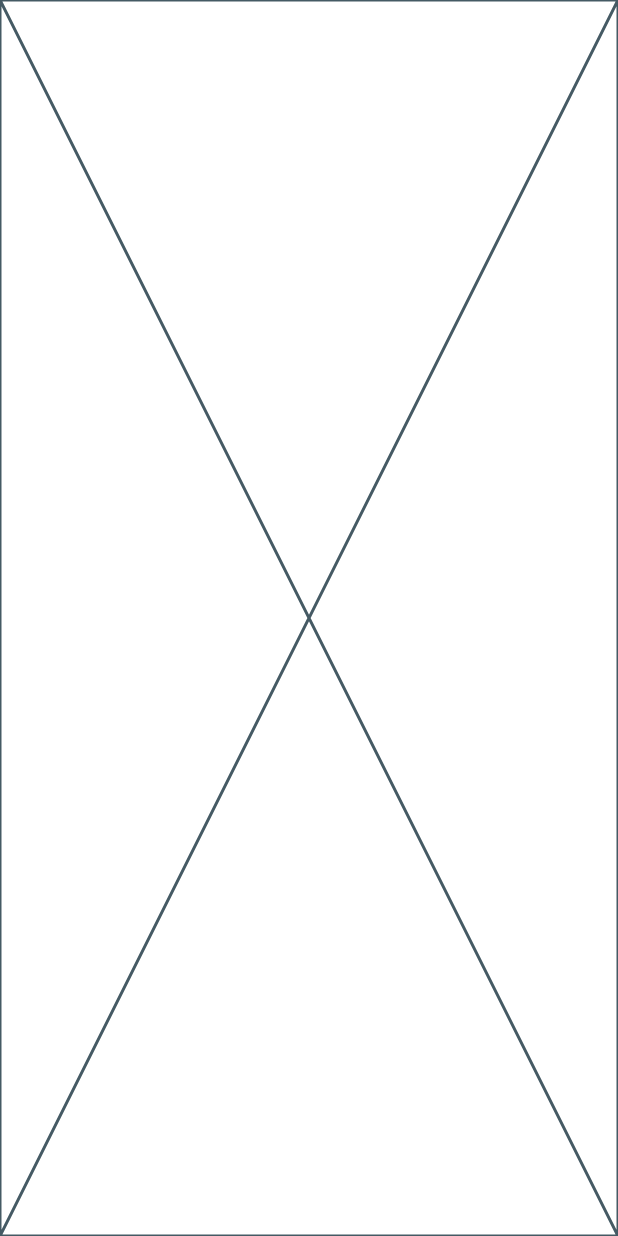
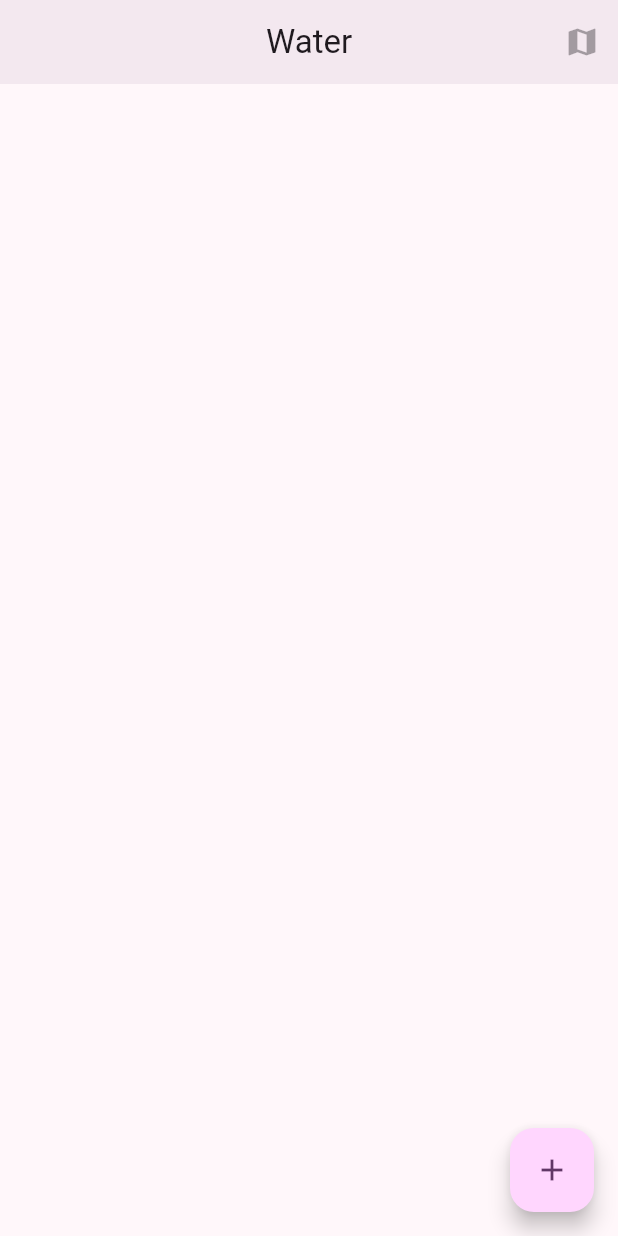
Before and after one commit to LuckyKhanyile/water_intake, a Flutter app: the screen it shows after launch, on a phone screen of 412 x 824 dp. Run offline on Flutter 3.47's test engine with Material 3 defaults, Android fonts, the phone set to English and light mode, and no system bars.

Commit message:
add dialog and texfield

```diff
--- a/lib/main.dart
+++ b/lib/main.dart
@@ -1,4 +1,5 @@
 import 'package:flutter/material.dart';
+import 'package:water_intake/pages/home_page.dart';
 
 void main() {
   runApp(const MyApp());
@@ -13,10 +14,10 @@ class MyApp extends StatelessWidget {
     return MaterialApp(
       title: 'Flutter Demo',
       theme: ThemeData(
-        colorScheme: ColorScheme.fromSeed(seedColor: Colors.deepPurple),
+        colorScheme: ColorScheme.fromSeed(seedColor: Colors.purple),
         useMaterial3: true,
       ),
-      home: const Placeholder(),
+      home: const HomePage(),
     );
   }
 }
--- /dev/null
+++ b/lib/pages/home_page.dart
@@ -0,0 +1,59 @@
+import 'package:flutter/material.dart';
+
+class HomePage extends StatefulWidget {
+  const HomePage({super.key});
+
+  @override
+  State<HomePage> createState() => _HomePageState();
+}
+
+class _HomePageState extends State<HomePage> {
+
+  final amountController = TextEditingController();
+
+void addWater(){
+  showDialog(context: context,
+  builder: (context)=>
+     AlertDialog(title: const Text("Add Water"),
+    content: Column(
+      mainAxisAlignment: MainAxisAlignment.center,
+      mainAxisSize: MainAxisSize.min,
+
+      children: [
+          const Text('Add water to your dqaily intake'),
+          const SizedBox(height: 10,),
+          TextField(
+            controller: amountController,
+            keyboardType: TextInputType.number,
+            decoration: const InputDecoration(
+              border: OutlineInputBorder(),
+            labelText:'Amount')
+          )
+      ],
+    ),
+    actions: const [
+      TextButton(onPressed: null, child: Text("cancel")),
+      TextButton(onPressed: null, child: Text("Save"))
+    ],
+    )
+  );
+}
+
+  @override
+  Widget build(BuildContext context) {
+    return Scaffold(
+      appBar: AppBar(
+        title: const Text('Water'),
+        centerTitle: true,
+        elevation: 4,
+        actions: const [
+          IconButton(onPressed: null, icon: Icon(Icons.map))
+        ],
+        ),
+        backgroundColor: Theme.of(context).colorScheme.surface,
+        floatingActionButton: FloatingActionButton(
+          onPressed: addWater,
+          child: const Icon(Icons.add),),
+    );
+  }
+}
```
